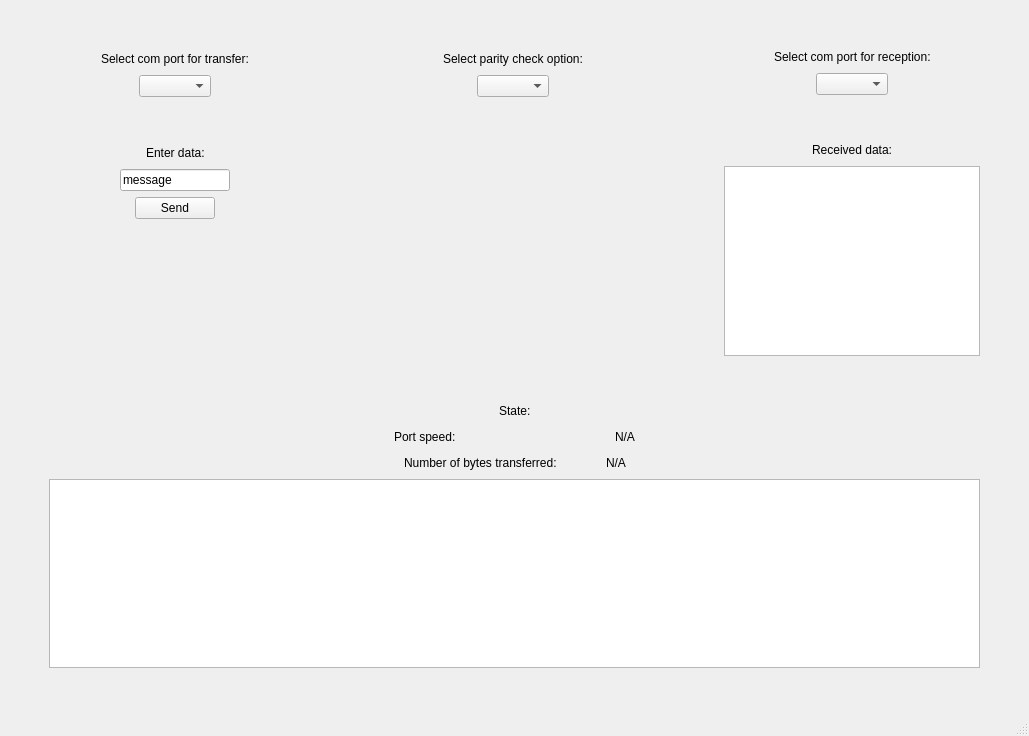
This is mainwindow.ui in p4cmn/connector as Qt 5 draws it before an edit. The edited form follows.
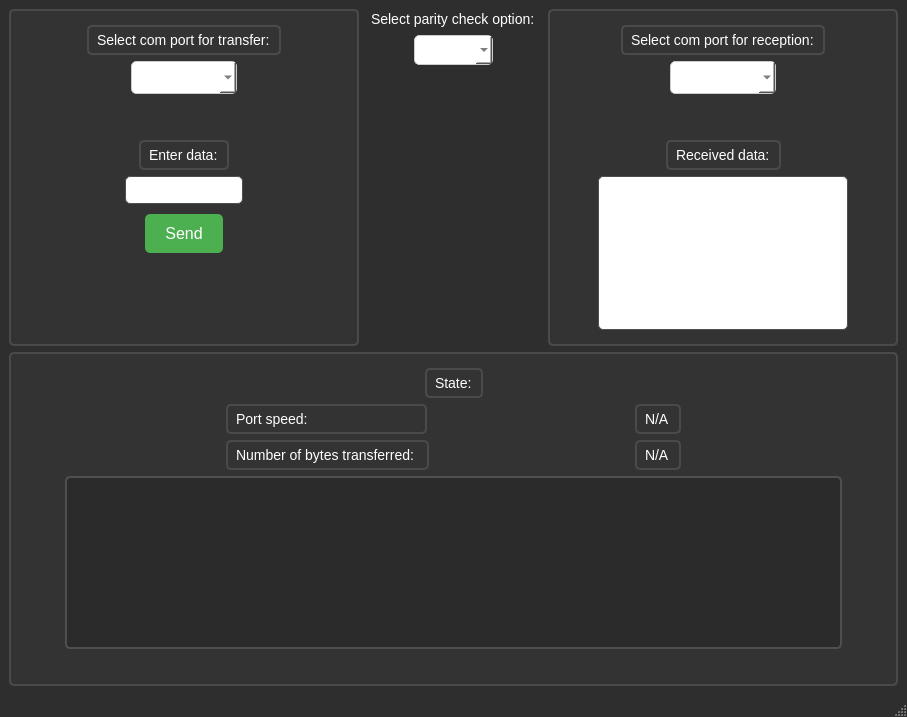
This is the edited form.

The edit to the form file:
```diff
--- a/mainwindow.ui
+++ b/mainwindow.ui
@@ -6,35 +6,45 @@
    <rect>
     <x>0</x>
     <y>0</y>
-    <width>1029</width>
-    <height>736</height>
+    <width>907</width>
+    <height>717</height>
    </rect>
   </property>
+  <property name="maximumSize">
+   <size>
+    <width>907</width>
+    <height>717</height>
+   </size>
+  </property>
   <property name="windowTitle">
    <string>SerialPortManager</string>
   </property>
+  <property name="styleSheet">
+   <string notr="true">QMainWindow {
+    background-color: #2E2E2E; /* Темно-серый фон для всего окна */
+}</string>
+  </property>
   <widget class="QWidget" name="centralwidget">
    <layout class="QVBoxLayout" name="verticalLayout_7">
     <item>
      <layout class="QHBoxLayout" name="horizontalLayout_18">
       <item>
+       <widget class="QFrame" name="frame_2">
+        <property name="minimumSize">
+         <size>
+          <width>350</width>
+          <height>0</height>
+         </size>
+        </property>
+        <property name="styleSheet">
+         <string notr="true">QFrame {
+    border: 2px solid #4a4a4a; /* Светло-серая рамка */
+    border-radius: 5px; /* Скругленные углы */
+    background-color: #333333; /* Темный фон */
+    padding: 5px; /* Внутренний отступ */
+}</string>
+        </property>
        <layout class="QVBoxLayout" name="verticalLayout">
-        <item>
-         <spacer name="verticalSpacer_7">
-          <property name="orientation">
-           <enum>Qt::Orientation::Vertical</enum>
-          </property>
-          <property name="sizeType">
-           <enum>QSizePolicy::Policy::Preferred</enum>
-          </property>
-          <property name="sizeHint" stdset="0">
-           <size>
-            <width>20</width>
-            <height>40</height>
-           </size>
-          </property>
-         </spacer>
-        </item>
         <item>
          <layout class="QVBoxLayout" name="verticalLayout_4">
           <item>
@@ -54,6 +64,12 @@
             </item>
             <item>
              <widget class="QLabel" name="label_2">
+               <property name="styleSheet">
+                <string notr="true">QLabel {
+    color: #FFFFFF; /* Белый текст */
+    font-size: 14px; /* Размер шрифта */
+}</string>
+               </property>
               <property name="text">
                <string>Select com port for transfer:</string>
               </property>
@@ -90,7 +106,24 @@
              </spacer>
             </item>
             <item>
-             <widget class="QComboBox" name="portSelector1"/>
+              <widget class="QComboBox" name="portSelector1">
+               <property name="sizePolicy">
+                <sizepolicy hsizetype="Expanding" vsizetype="Fixed">
+                 <horstretch>0</horstretch>
+                 <verstretch>0</verstretch>
+                </sizepolicy>
+               </property>
+               <property name="styleSheet">
+                <string notr="true">QComboBox {
+    background-color: #ffffff; /* Белый фон */
+    border: 1px solid #ccc; /* Серая рамка */
+    border-radius: 5px; /* Скругленные углы */
+    padding: 5px; /* Внутренние отступы */
+	color: #333; /* Темно-серый текст на светлом фоне */
+    font-size: 16px;
+}</string>
+               </property>
+              </widget>
             </item>
             <item>
              <spacer name="horizontalSpacer_2">
@@ -115,7 +148,7 @@
            <enum>Qt::Orientation::Vertical</enum>
           </property>
           <property name="sizeType">
-           <enum>QSizePolicy::Policy::Preferred</enum>
+            <enum>QSizePolicy::Policy::Minimum</enum>
           </property>
           <property name="sizeHint" stdset="0">
            <size>
@@ -142,6 +175,12 @@
           </item>
           <item>
            <widget class="QLabel" name="label">
+             <property name="styleSheet">
+              <string notr="true">QLabel {
+    color: #FFFFFF; /* Белый текст */
+    font-size: 14px; /* Размер шрифта */
+}</string>
+             </property>
             <property name="text">
              <string>Enter data:</string>
             </property>
@@ -179,8 +218,17 @@
           </item>
           <item>
            <widget class="QLineEdit" name="inputField">
+             <property name="styleSheet">
+              <string notr="true">QLineEdit {
+    background-color: #FFFFFF; /* Белый фон */
+    color: #000000; /* Черный текст */
+    border: 1px solid #4F4F4F; /* Светло-серая рамка */
+    border-radius: 5px; /* Скругленные углы */
+    padding: 5px; /* Внутренние отступы */
+}</string>
+             </property>
             <property name="text">
-             <string>message</string>
+              <string/>
             </property>
            </widget>
           </item>
@@ -216,6 +264,30 @@
           </item>
           <item>
            <widget class="QPushButton" name="sendButton">
+             <property name="font">
+              <font>
+               <pointsize>-1</pointsize>
+               <underline>false</underline>
+               <strikeout>false</strikeout>
+              </font>
+             </property>
+             <property name="styleSheet">
+              <string notr="true">QPushButton {
+    background-color: #4CAF50; /* Зеленый фон */
+    color: white; /* Белый текст */
+    border: none; /* Без рамки */
+    padding: 10px 20px; /* Внутренние отступы */
+    text-align: center; /* Выравнивание текста по центру */
+    text-decoration: none; /* Без подчеркивания текста */
+    font-size: 16px; /* Размер шрифта */
+    margin: 4px 2px; /* Внешние отступы */
+    border-radius: 5px; /* Скругленные углы */
+}
+
+QPushButton:hover {
+    background-color: #45a049; /* Цвет при наведении */
+}</string>
+             </property>
             <property name="text">
              <string>Send</string>
             </property>
@@ -250,25 +322,10 @@
          </spacer>
         </item>
        </layout>
+       </widget>
       </item>
       <item>
        <layout class="QVBoxLayout" name="verticalLayout_5">
-        <item>
-         <spacer name="verticalSpacer_2">
-          <property name="orientation">
-           <enum>Qt::Orientation::Vertical</enum>
-          </property>
-          <property name="sizeType">
-           <enum>QSizePolicy::Policy::Preferred</enum>
-          </property>
-          <property name="sizeHint" stdset="0">
-           <size>
-            <width>20</width>
-            <height>40</height>
-           </size>
-          </property>
-         </spacer>
-        </item>
         <item>
          <layout class="QHBoxLayout" name="horizontalLayout_12">
           <item>
@@ -286,6 +343,12 @@
           </item>
           <item>
            <widget class="QLabel" name="label_6">
+            <property name="styleSheet">
+             <string notr="true">QLabel {
+    color: #FFFFFF; /* Белый текст */
+    font-size: 14px; /* Размер шрифта */
+}</string>
+            </property>
             <property name="text">
              <string>Select parity check option:</string>
             </property>
@@ -322,7 +385,24 @@
            </spacer>
           </item>
           <item>
-           <widget class="QComboBox" name="paritySelector"/>
+           <widget class="QComboBox" name="paritySelector">
+            <property name="sizePolicy">
+             <sizepolicy hsizetype="Expanding" vsizetype="Fixed">
+              <horstretch>0</horstretch>
+              <verstretch>0</verstretch>
+             </sizepolicy>
+            </property>
+            <property name="styleSheet">
+             <string notr="true">QComboBox {
+    background-color: #ffffff; /* Белый фон */
+    border: 1px solid #ccc; /* Серая рамка */
+    border-radius: 5px; /* Скругленные углы */
+    padding: 5px; /* Внутренние отступы */
+	color: #333; /* Темно-серый текст на светлом фоне */
+    font-size: 14px;
+}</string>
+            </property>
+           </widget>
           </item>
           <item>
            <spacer name="horizontalSpacer_24">
@@ -355,23 +435,23 @@
        </layout>
       </item>
       <item>
+       <widget class="QFrame" name="frame">
+        <property name="minimumSize">
+         <size>
+          <width>350</width>
+          <height>0</height>
+         </size>
+        </property>
+        <property name="styleSheet">
+         <string notr="true">QFrame {
+    border: 2px solid #4a4a4a; /* Светло-серая рамка */
+    border-radius: 5px; /* Скругленные углы */
+    background-color: #333333; /* Темный фон */
+    padding: 5px; /* Внутренний отступ */
+    color: #ffffff; /* Белый текст */
+}</string>
+        </property>
        <layout class="QVBoxLayout" name="verticalLayout_3">
-        <item>
-         <spacer name="verticalSpacer">
-          <property name="orientation">
-           <enum>Qt::Orientation::Vertical</enum>
-          </property>
-          <property name="sizeType">
-           <enum>QSizePolicy::Policy::Preferred</enum>
-          </property>
-          <property name="sizeHint" stdset="0">
-           <size>
-            <width>20</width>
-            <height>40</height>
-           </size>
-          </property>
-         </spacer>
-        </item>
         <item>
          <layout class="QVBoxLayout" name="verticalLayout_6">
           <item>
@@ -391,6 +471,12 @@
             </item>
             <item>
              <widget class="QLabel" name="label_7">
+               <property name="styleSheet">
+                <string notr="true">QLabel {
+    color: #FFFFFF; /* Белый текст */
+    font-size: 14px; /* Размер шрифта */
+}</string>
+               </property>
               <property name="text">
                <string>Select com port for reception:</string>
               </property>
@@ -427,7 +513,24 @@
              </spacer>
             </item>
             <item>
-             <widget class="QComboBox" name="portSelector2"/>
+              <widget class="QComboBox" name="portSelector2">
+               <property name="sizePolicy">
+                <sizepolicy hsizetype="Expanding" vsizetype="Fixed">
+                 <horstretch>0</horstretch>
+                 <verstretch>0</verstretch>
+                </sizepolicy>
+               </property>
+               <property name="styleSheet">
+                <string notr="true">QComboBox {
+    background-color: #ffffff; /* Белый фон */
+    border: 1px solid #ccc; /* Серая рамка */
+    border-radius: 5px; /* Скругленные углы */
+    padding: 5px; /* Внутренние отступы */
+	color: #333; /* Темно-серый текст на светлом фоне */
+    font-size: 16px;
+}</string>
+               </property>
+              </widget>
             </item>
             <item>
              <spacer name="horizontalSpacer_28">
@@ -452,7 +555,7 @@
            <enum>Qt::Orientation::Vertical</enum>
           </property>
           <property name="sizeType">
-           <enum>QSizePolicy::Policy::Preferred</enum>
+            <enum>QSizePolicy::Policy::Minimum</enum>
           </property>
           <property name="sizeHint" stdset="0">
            <size>
@@ -479,6 +582,12 @@
           </item>
           <item>
            <widget class="QLabel" name="label_8">
+             <property name="styleSheet">
+              <string notr="true">QLabel {
+    color: #FFFFFF; /* Белый текст */
+    font-size: 14px; /* Размер шрифта */
+}</string>
+             </property>
             <property name="text">
              <string>Received data:</string>
             </property>
@@ -515,7 +624,27 @@
            </spacer>
           </item>
           <item>
-           <widget class="QTextEdit" name="outputField"/>
+            <widget class="QTextEdit" name="outputField">
+             <property name="styleSheet">
+              <string notr="true">QTextEdit {
+    background-color: #FFFFFF; /* Белый фон */
+    color: #000000; /* Черный текст */
+    border: 1px solid #4F4F4F; /* Светло-серая рамка */
+    border-radius: 5px; /* Скругленные углы */
+    padding: 5px; /* Внутренние отступы */
+}</string>
+             </property>
+             <property name="html">
+              <string>&lt;!DOCTYPE HTML PUBLIC &quot;-//W3C//DTD HTML 4.0//EN&quot; &quot;http://www.w3.org/TR/REC-html40/strict.dtd&quot;&gt;
+&lt;html&gt;&lt;head&gt;&lt;meta name=&quot;qrichtext&quot; content=&quot;1&quot; /&gt;&lt;meta charset=&quot;utf-8&quot; /&gt;&lt;style type=&quot;text/css&quot;&gt;
+p, li { white-space: pre-wrap; }
+hr { height: 1px; border-width: 0; }
+li.unchecked::marker { content: &quot;\2610&quot;; }
+li.checked::marker { content: &quot;\2612&quot;; }
+&lt;/style&gt;&lt;/head&gt;&lt;body style=&quot; font-family:'Segoe UI'; font-size:10.5pt; font-weight:400; font-style:normal;&quot;&gt;
+&lt;p style=&quot;-qt-paragraph-type:empty; margin-top:0px; margin-bottom:0px; margin-left:0px; margin-right:0px; -qt-block-indent:0; text-indent:0px;&quot;&gt;&lt;br /&gt;&lt;/p&gt;&lt;/body&gt;&lt;/html&gt;</string>
+             </property>
+            </widget>
           </item>
           <item>
            <spacer name="horizontalSpacer_32">
@@ -532,24 +661,21 @@
           </item>
          </layout>
         </item>
-        <item>
-         <spacer name="verticalSpacer_10">
-          <property name="orientation">
-           <enum>Qt::Orientation::Vertical</enum>
-          </property>
-          <property name="sizeHint" stdset="0">
-           <size>
-            <width>20</width>
-            <height>40</height>
-           </size>
-          </property>
-         </spacer>
-        </item>
-       </layout>
+        </layout>
+       </widget>
       </item>
      </layout>
     </item>
     <item>
+     <widget class="QFrame" name="">
+      <property name="styleSheet">
+       <string notr="true">QFrame {
+    border: 2px solid #4a4a4a; /* Светло-серая рамка */
+    border-radius: 5px; /* Скругленные углы */
+    background-color: #333333; /* Темный фон */
+    padding: 5px; /* Внутренний отступ */
+}</string>
+      </property>
      <layout class="QVBoxLayout" name="verticalLayout_2">
       <item>
        <layout class="QHBoxLayout" name="horizontalLayout_9">
@@ -568,6 +694,12 @@
         </item>
         <item>
          <widget class="QLabel" name="label_3">
+           <property name="styleSheet">
+            <string notr="true">QLabel {
+    color: #FFFFFF; /* Белый текст */
+    font-size: 14px; /* Размер шрифта */
+}</string>
+           </property>
           <property name="text">
            <string>State:</string>
           </property>
@@ -600,7 +732,7 @@
           </property>
           <property name="sizeHint" stdset="0">
            <size>
-            <width>350</width>
+             <width>40</width>
             <height>20</height>
            </size>
           </property>
@@ -608,6 +740,18 @@
         </item>
         <item>
          <widget class="QLabel" name="label_4">
+           <property name="minimumSize">
+            <size>
+             <width>201</width>
+             <height>0</height>
+            </size>
+           </property>
+           <property name="styleSheet">
+            <string notr="true">QLabel {
+    color: #FFFFFF; /* Белый текст */
+    font-size: 14px; /* Размер шрифта */
+}</string>
+           </property>
           <property name="text">
            <string>Port speed:</string>
           </property>
@@ -619,11 +763,11 @@
            <enum>Qt::Orientation::Horizontal</enum>
           </property>
           <property name="sizeType">
-           <enum>QSizePolicy::Policy::Preferred</enum>
+            <enum>QSizePolicy::Policy::Expanding</enum>
           </property>
           <property name="sizeHint" stdset="0">
            <size>
-            <width>153</width>
+             <width>40</width>
             <height>20</height>
            </size>
           </property>
@@ -631,6 +775,12 @@
         </item>
         <item>
          <widget class="QLabel" name="speedLabel">
+           <property name="styleSheet">
+            <string notr="true">QLabel {
+    color: #FFFFFF; /* Белый текст */
+    font-size: 14px; /* Размер шрифта */
+}</string>
+           </property>
           <property name="text">
            <string>N/A</string>
           </property>
@@ -663,7 +813,7 @@
           </property>
           <property name="sizeHint" stdset="0">
            <size>
-            <width>350</width>
+             <width>40</width>
             <height>20</height>
            </size>
           </property>
@@ -671,6 +821,27 @@
         </item>
         <item>
          <widget class="QLabel" name="label_5">
+           <property name="enabled">
+            <bool>true</bool>
+           </property>
+           <property name="sizePolicy">
+            <sizepolicy hsizetype="Preferred" vsizetype="Minimum">
+             <horstretch>0</horstretch>
+             <verstretch>0</verstretch>
+            </sizepolicy>
+           </property>
+           <property name="minimumSize">
+            <size>
+             <width>201</width>
+             <height>0</height>
+            </size>
+           </property>
+           <property name="styleSheet">
+            <string notr="true">QLabel {
+    color: #FFFFFF; /* Белый текст */
+    font-size: 14px; /* Размер шрифта */
+}</string>
+           </property>
           <property name="text">
            <string>Number of bytes transferred: </string>
           </property>
@@ -682,7 +853,7 @@
            <enum>Qt::Orientation::Horizontal</enum>
           </property>
           <property name="sizeType">
-           <enum>QSizePolicy::Policy::Preferred</enum>
+            <enum>QSizePolicy::Policy::Expanding</enum>
           </property>
           <property name="sizeHint" stdset="0">
            <size>
@@ -694,6 +865,12 @@
         </item>
         <item>
          <widget class="QLabel" name="bytesLabel">
+           <property name="styleSheet">
+            <string notr="true">QLabel {
+    color: #FFFFFF; /* Белый текст */
+    font-size: 14px; /* Размер шрифта */
+}</string>
+           </property>
           <property name="text">
            <string>N/A</string>
           </property>
@@ -733,7 +910,18 @@
          </spacer>
         </item>
         <item>
-         <widget class="QTextEdit" name="logWidget"/>
+          <widget class="QTextEdit" name="logWidget">
+           <property name="styleSheet">
+            <string notr="true">QTextEdit {
+    background-color: #2B2B2B; /* Темный фон */
+    color: #FFFFFF; /* Белый текст */
+    border: 2px solid #4F4F4F; /* Светло-серая рамка с толщиной 2px */
+    border-radius: 5px; /* Скругленные углы */
+    padding: 5px; /* Внутренние отступы */
+}
+</string>
+           </property>
+          </widget>
         </item>
         <item>
          <spacer name="horizontalSpacer_12">
@@ -767,6 +955,7 @@
        </spacer>
       </item>
      </layout>
+     </widget>
     </item>
    </layout>
   </widget>
```
Lines whose indentation alone changed are shown as unchanged.
